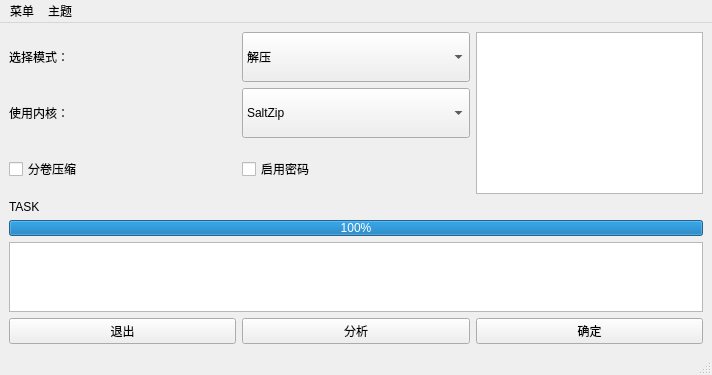
H2Sxxa/SaltZip-QT, file gui.ui: the form before one commit.
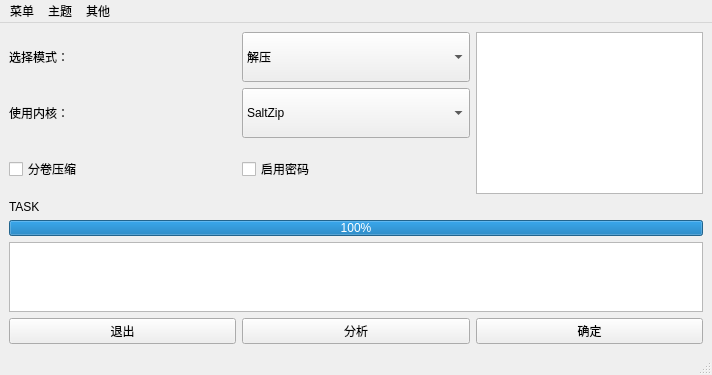
The form after the commit.

```diff
--- a/gui.ui
+++ b/gui.ui
@@ -247,8 +247,15 @@
     <addaction name="LightTheme"/>
     <addaction name="DarkTheme"/>
    </widget>
+   <widget class="QMenu" name="menu_3">
+    <property name="title">
+     <string>其他</string>
+    </property>
+    <addaction name="FixRar"/>
+   </widget>
    <addaction name="menu"/>
    <addaction name="menu_2"/>
+   <addaction name="menu_3"/>
   </widget>
   <widget class="QStatusBar" name="statusbar"/>
   <action name="MenuAbout">
```
Left out of the diff: 5 changed lines with no effect on the pictures.
